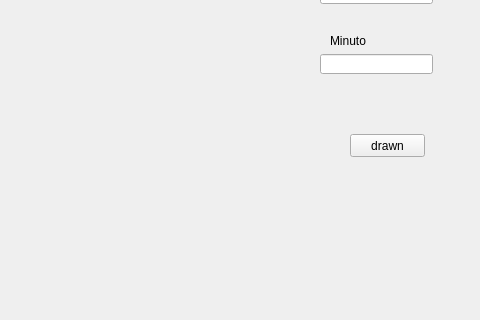
The window that bridge/mainwindow.ui (walker1239/LP-3) describes before a commit, drawn with Qt 5; both pictures show x 570 to 1050 and y 193 to 513 of the 1050 by 733 pixel window.
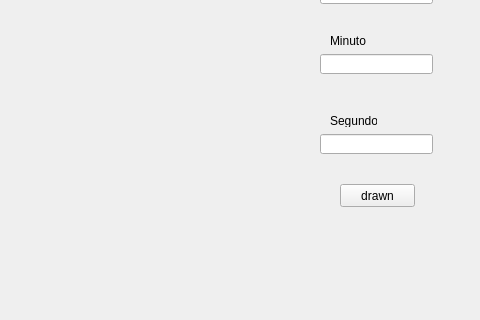
The same window after the commit.

What changed in the file:
```diff
--- a/bridge/mainwindow.ui
+++ b/bridge/mainwindow.ui
@@ -50,8 +50,8 @@
    <widget class="QPushButton" name="drawn">
     <property name="geometry">
      <rect>
-      <x>920</x>
-      <y>310</y>
+      <x>910</x>
+      <y>360</y>
       <width>75</width>
       <height>23</height>
      </rect>
@@ -86,6 +86,29 @@
      <string>Hora</string>
     </property>
    </widget>
+   <widget class="QLabel" name="label_3">
+    <property name="geometry">
+     <rect>
+      <x>900</x>
+      <y>290</y>
+      <width>47</width>
+      <height>13</height>
+     </rect>
+    </property>
+    <property name="text">
+     <string>Segundo</string>
+    </property>
+   </widget>
+   <widget class="QLineEdit" name="segundo">
+    <property name="geometry">
+     <rect>
+      <x>890</x>
+      <y>310</y>
+      <width>113</width>
+      <height>20</height>
+     </rect>
+    </property>
+   </widget>
   </widget>
   <widget class="QMenuBar" name="menuBar">
    <property name="geometry">
```
